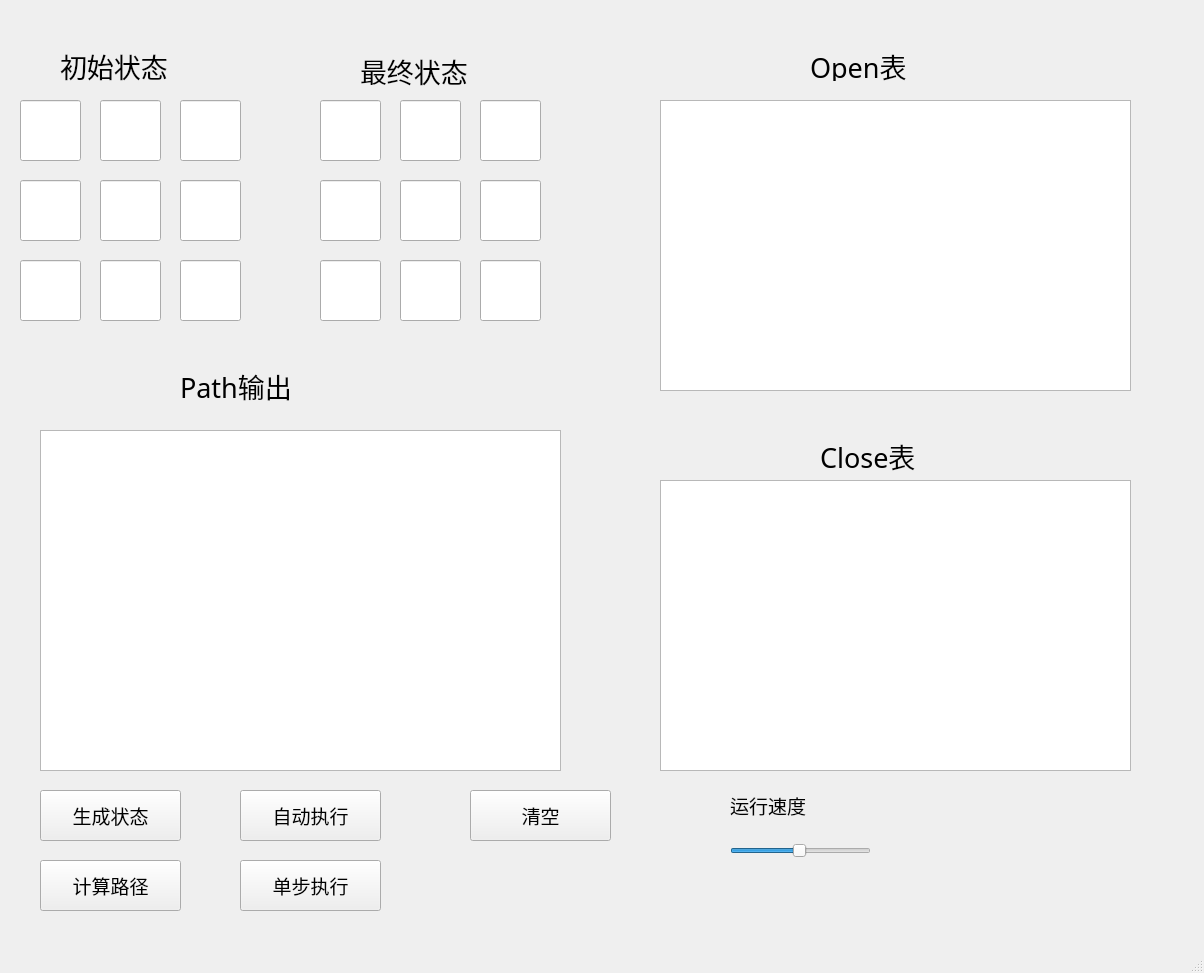
dalao-li/Bashuma, file mainwindow.ui: the form before one commit.
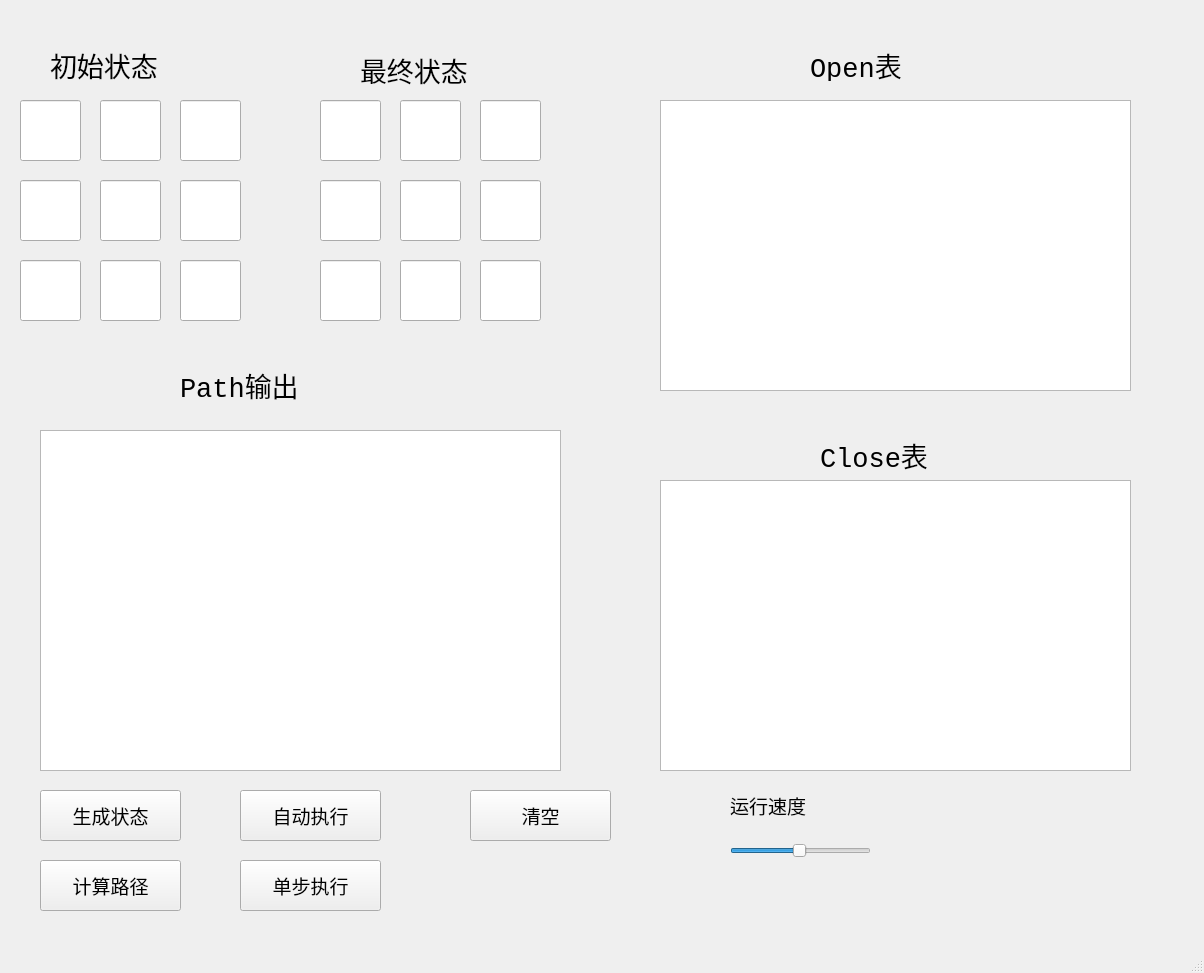
The form after the commit.

Commit message: 增加部分异常判断

Patch:
```diff
--- a/mainwindow.ui
+++ b/mainwindow.ui
@@ -407,7 +407,7 @@
    <widget class="QLabel" name="label">
     <property name="geometry">
      <rect>
-      <x>60</x>
+      <x>50</x>
       <y>30</y>
       <width>261</width>
       <height>71</height>
@@ -415,7 +415,7 @@
     </property>
     <property name="font">
      <font>
-      <family>Agency FB</family>
+      <family>Consolas</family>
       <pointsize>20</pointsize>
      </font>
     </property>
@@ -434,7 +434,7 @@
     </property>
     <property name="font">
      <font>
-      <family>Agency FB</family>
+      <family>Consolas</family>
       <pointsize>20</pointsize>
      </font>
     </property>
@@ -453,7 +453,7 @@
     </property>
     <property name="font">
      <font>
-      <family>Agency FB</family>
+      <family>Consolas</family>
       <pointsize>20</pointsize>
      </font>
     </property>
@@ -472,7 +472,7 @@
     </property>
     <property name="font">
      <font>
-      <family>Agency FB</family>
+      <family>Consolas</family>
       <pointsize>20</pointsize>
      </font>
     </property>
@@ -491,7 +491,7 @@
     </property>
     <property name="font">
      <font>
-      <family>Agency FB</family>
+      <family>Consolas</family>
       <pointsize>20</pointsize>
      </font>
     </property>
```
Left out of the diff: 94 changed lines with no effect on the pictures. The commit also changes 2 other files.
